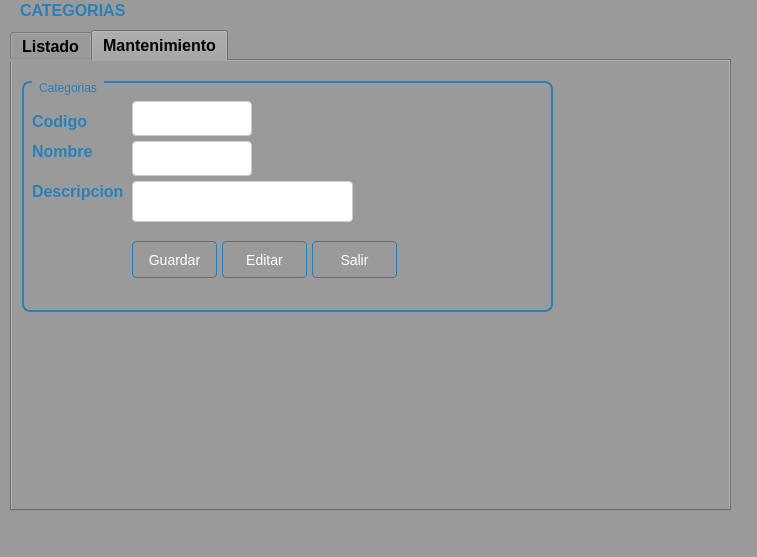
Qt form Sistema de ventas/ui/FrmCategoria.ui (CodeDrTech/DevelopPython) before a commit.
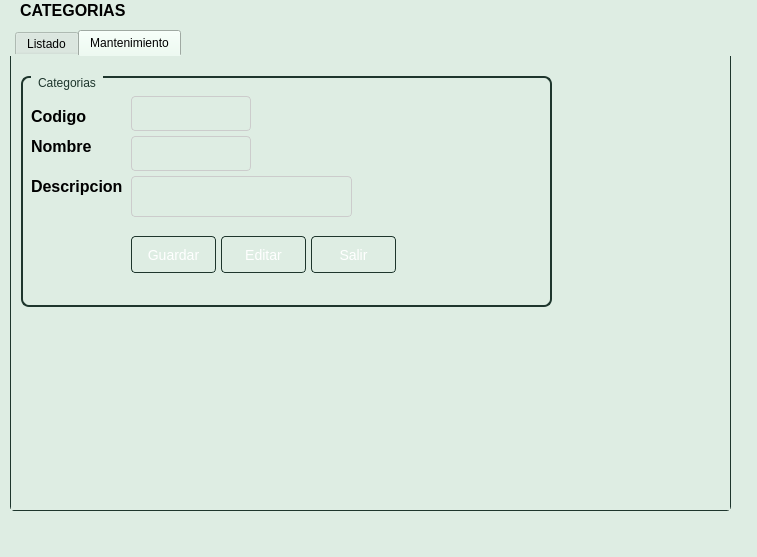
The same form after that commit. The open tabs and pages were chosen to show the change.

Patch:
```diff
--- a/Sistema de ventas/ui/FrmCategoria.ui
+++ b/Sistema de ventas/ui/FrmCategoria.ui
@@ -17,8 +17,9 @@
    <string>MainWindow</string>
   </property>
   <property name="styleSheet">
-   <string notr="true">QWidget {
-    background-color: #9a9a9a;
+   <string notr="true">/* Estilos comunes para varios controles */
+QWidget {
+    background-color: #deede3;
 }</string>
   </property>
   <widget class="QWidget" name="centralwidget">
@@ -39,11 +40,11 @@
     </property>
     <property name="styleSheet">
      <string notr="true">QWidget {
-    background-color: #9a9a9a;
+    background-color: var(--jade-50);
 }
 
 QLabel {
-    color: #2980b9;
+    color: var(--jade-500);
     font-size: 16px;
     font-weight: bold;
 }</string>
@@ -66,13 +67,35 @@
     </property>
     <property name="styleSheet">
      <string notr="true">QTabWidget {
-    background-color: #9a9a9a;
+    background-color: #deede3;
+    border: 1px solid #cccccc;
+    border-radius: 4px;
 }
 
-QTabWidget {
-    color: #2980b9;
-    font-size: 16px;
-    font-weight: bold;
+QTabWidget::tab-bar {
+    left: 5px;
+}
+
+QTabWidget::tab {
+    background-color: #deede3;
+    border: 1px solid #1e362d;
+    border-bottom-left-radius: 4px;
+    border-bottom-right-radius: 4px;
+    padding: 6px 12px;
+}
+
+QTabWidget::tab:selected {
+    background-color: #c0dacb;
+    border: 1px solid #1e362d;
+    border-bottom: 1px solid #c0dacb;
+}
+
+QTabWidget::pane {
+    background-color: #deede3;
+    border: 1px solid #1e362d;
+    border-top: none;
+    border-bottom-left-radius: 4px;
+    border-bottom-right-radius: 4px;
 }</string>
     </property>
     <property name="currentIndex">
@@ -385,24 +408,23 @@
        </rect>
       </property>
       <property name="styleSheet">
-       <string notr="true">QGroupBox {
-    border: 2px solid #2980b9;
+       <string notr="true">/* Estilos para QGroupBox */
+QGroupBox {
+    border: 2px solid #1e362d;
     border-radius: 8px;
     padding: 10px;
-    background-color: #9a9a9a;
+    background-color: var(--jade-50);
 }
 
 QGroupBox:title {
-    color: #2980b9;
+    color: #1e362d;
     subcontrol-origin: margin;
     subcontrol-position: top left;
     left: 10px;
     padding-left: 5px;
     padding-right: 5px;
     border: none;
-}
-
-</string>
+}</string>
       </property>
       <property name="title">
        <string>Categorias</string>
@@ -418,11 +440,11 @@
        </property>
        <property name="styleSheet">
         <string notr="true">QWidget {
-    background-color: #9a9a9a;
+    background-color: var(--jade-50);
 }
 
 QLabel {
-    color: #2980b9;
+    color: var(--jade-500);
     font-size: 16px;
     font-weight: bold;
 }</string>
@@ -442,11 +464,11 @@
        </property>
        <property name="styleSheet">
         <string notr="true">QWidget {
-    background-color: #9a9a9a;
+    background-color: var(--jade-50);
 }
 
 QLabel {
-    color: #2980b9;
+    color: var(--jade-500);
     font-size: 16px;
     font-weight: bold;
 }</string>
@@ -466,11 +488,11 @@
        </property>
        <property name="styleSheet">
         <string notr="true">QWidget {
-    background-color: #9a9a9a;
+    background-color: var(--jade-50);
 }
 
 QLabel {
-    color: #2980b9;
+    color: var(--jade-500);
     font-size: 16px;
     font-weight: bold;
 }</string>
@@ -491,9 +513,9 @@
        <property name="styleSheet">
         <string notr="true">QPushButton {
     background: qlineargradient(x1: 0, y1: 0, x2: 0, y2: 1,
-                                 stop: 0 #5DADE2, stop: 1 #2980b9);
+                                 stop: 0 #c0dacb, stop: 1 #1e362d);
     color: #ffffff;
-    border: 1px solid #2980b9;
+    border: 1px solid #1e362d;
     padding: 8px 16px;
     border-radius: 4px;
     font-size: 14px;
@@ -528,9 +550,9 @@
        <property name="styleSheet">
         <string notr="true">QPushButton {
     background: qlineargradient(x1: 0, y1: 0, x2: 0, y2: 1,
-                                 stop: 0 #5DADE2, stop: 1 #2980b9);
+                                 stop: 0 #c0dacb, stop: 1 #1e362d);
     color: #ffffff;
-    border: 1px solid #2980b9;
+    border: 1px solid #1e362d;
     padding: 8px 16px;
     border-radius: 4px;
     font-size: 14px;
@@ -565,9 +587,9 @@
        <property name="styleSheet">
         <string notr="true">QPushButton {
     background: qlineargradient(x1: 0, y1: 0, x2: 0, y2: 1,
-                                 stop: 0 #5DADE2, stop: 1 #2980b9);
+                                 stop: 0 #c0dacb, stop: 1 #1e362d);
     color: #ffffff;
-    border: 1px solid #2980b9;
+    border: 1px solid #1e362d;
     padding: 8px 16px;
     border-radius: 4px;
     font-size: 14px;
@@ -603,34 +625,8 @@
         </rect>
        </property>
        <property name="styleSheet">
-        <string notr="true">QWidget {
-    background-color: #f2f2f2;
-}
-
-QPushButton {
-    background: qlineargradient(x1: 0, y1: 0, x2: 0, y2: 1,
-                                 stop: 0 #5DADE2, stop: 1 #2980b9);
-    color: #ffffff;
-    border: 1px solid #2980b9;
-    padding: 8px 16px;
-    border-radius: 4px;
-    font-size: 14px;
-}
-
-QPushButton:hover {
-    background: qlineargradient(x1: 0, y1: 0, x2: 0, y2: 1,
-                                 stop: 0 #4DA8DB, stop: 1 #2471a3);
-    border: 1px solid #2471a3;
-}
-
-QPushButton:pressed {
-    background: qlineargradient(x1: 0, y1: 0, x2: 0, y2: 1,
-                                 stop: 0 #3C89B4, stop: 1 #1f618d);
-    border: 1px solid #1f618d;
-}
-
-QLineEdit {
-    background-color: #ffffff;
+        <string notr="true">QLineEdit {
+    background-color: #deede3;
     border: 1px solid #cccccc;
     padding: 6px;
     border-radius: 4px;
@@ -646,31 +642,10 @@
     outline: none;
 }
 
-QWidget {
-    background-color: #f2f2f2;
-}
-
-QLabel {
-    color: #2980b9;
-    font-size: 16px;
-    font-weight: bold;
-}
-
-QLineEdit {
-    background-color: #ffffff;
-    border: 1px solid #cccccc;
-    padding: 6px;
-    border-radius: 4px;
-    font-size: 14px;
-    color: #2980b9;
-}
-
 QLineEdit::placeholder {
-    color: #2980b9;
+    color: #1e362d;
     font-weight: bold;
-}
-
-</string>
+}</string>
        </property>
        <property name="readOnly">
         <bool>true</bool>
@@ -689,34 +664,8 @@
         <string>&lt;html&gt;&lt;head/&gt;&lt;body&gt;&lt;p&gt;&lt;span style=&quot; font-weight:700;&quot;&gt;Ingresa el nombre de la categoria&lt;/span&gt;&lt;/p&gt;&lt;/body&gt;&lt;/html&gt;</string>
        </property>
        <property name="styleSheet">
-        <string notr="true">QWidget {
-    background-color: #f2f2f2;
-}
-
-QPushButton {
-    background: qlineargradient(x1: 0, y1: 0, x2: 0, y2: 1,
-                                 stop: 0 #5DADE2, stop: 1 #2980b9);
-    color: #ffffff;
-    border: 1px solid #2980b9;
-    padding: 8px 16px;
-    border-radius: 4px;
-    font-size: 14px;
-}
-
-QPushButton:hover {
-    background: qlineargradient(x1: 0, y1: 0, x2: 0, y2: 1,
-                                 stop: 0 #4DA8DB, stop: 1 #2471a3);
-    border: 1px solid #2471a3;
-}
-
-QPushButton:pressed {
-    background: qlineargradient(x1: 0, y1: 0, x2: 0, y2: 1,
-                                 stop: 0 #3C89B4, stop: 1 #1f618d);
-    border: 1px solid #1f618d;
-}
-
-QLineEdit {
-    background-color: #ffffff;
+        <string notr="true">QLineEdit {
+    background-color: #deede3;
     border: 1px solid #cccccc;
     padding: 6px;
     border-radius: 4px;
@@ -732,31 +681,10 @@
     outline: none;
 }
 
-QWidget {
-    background-color: #f2f2f2;
-}
-
-QLabel {
-    color: #2980b9;
-    font-size: 16px;
-    font-weight: bold;
-}
-
-QLineEdit {
-    background-color: #ffffff;
-    border: 1px solid #cccccc;
-    padding: 6px;
-    border-radius: 4px;
-    font-size: 14px;
-    color: #2980b9;
-}
-
 QLineEdit::placeholder {
-    color: #2980b9;
+    color: #1e362d;
     font-weight: bold;
-}
-
-</string>
+}</string>
        </property>
       </widget>
       <widget class="QTextEdit" name="txtDescripcion">
@@ -772,34 +700,8 @@
         <string>&lt;html&gt;&lt;head/&gt;&lt;body&gt;&lt;p&gt;&lt;span style=&quot; font-weight:700;&quot;&gt;Una descripcion de la categoria&lt;/span&gt;&lt;/p&gt;&lt;/body&gt;&lt;/html&gt;</string>
        </property>
        <property name="styleSheet">
-        <string notr="true">QWidget {
-    background-color: #f2f2f2;
-}
-
-QPushButton {
-    background: qlineargradient(x1: 0, y1: 0, x2: 0, y2: 1,
-                                 stop: 0 #5DADE2, stop: 1 #2980b9);
-    color: #ffffff;
-    border: 1px solid #2980b9;
-    padding: 8px 16px;
-    border-radius: 4px;
-    font-size: 14px;
-}
-
-QPushButton:hover {
-    background: qlineargradient(x1: 0, y1: 0, x2: 0, y2: 1,
-                                 stop: 0 #4DA8DB, stop: 1 #2471a3);
-    border: 1px solid #2471a3;
-}
-
-QPushButton:pressed {
-    background: qlineargradient(x1: 0, y1: 0, x2: 0, y2: 1,
-                                 stop: 0 #3C89B4, stop: 1 #1f618d);
-    border: 1px solid #1f618d;
-}
-
-QTextEdit {
-    background-color: #ffffff;
+        <string notr="true">QTextEdit {
+    background-color: #deede3;
     border: 1px solid #cccccc;
     padding: 6px;
     border-radius: 4px;
@@ -813,33 +715,7 @@
 QLineEdit:focus {
     border: 1px solid #3498db;
     outline: none;
-}
-
-QWidget {
-    background-color: #f2f2f2;
-}
-
-QLabel {
-    color: #2980b9;
-    font-size: 16px;
-    font-weight: bold;
-}
-
-QTextEdit {
-    background-color: #ffffff;
-    border: 1px solid #cccccc;
-    padding: 6px;
-    border-radius: 4px;
-    font-size: 14px;
-    color: #2980b9;
-}
-
-QTextEdit::placeholder {
-    color: #2980b9;
-    font-weight: bold;
-}
-
-</string>
+}</string>
        </property>
       </widget>
      </widget>
```
Left out of the diff: 162 changed lines with no effect on the pictures.
